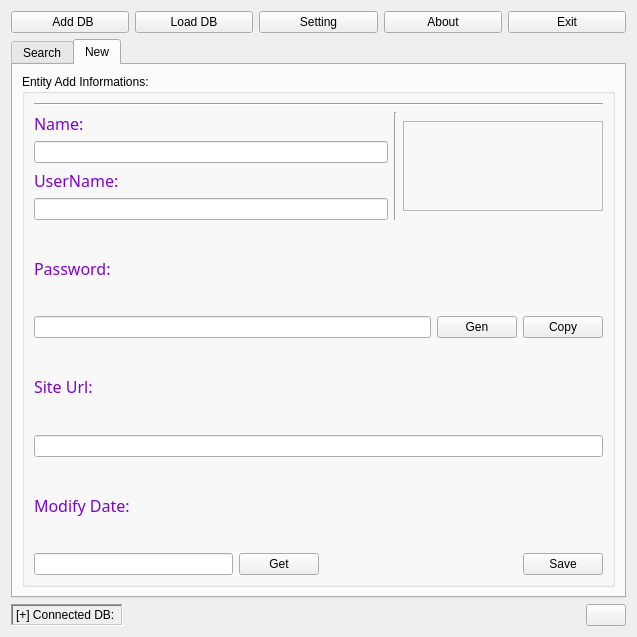
hrshadhin/TuxPass, file mainui.ui: the form before one commit.
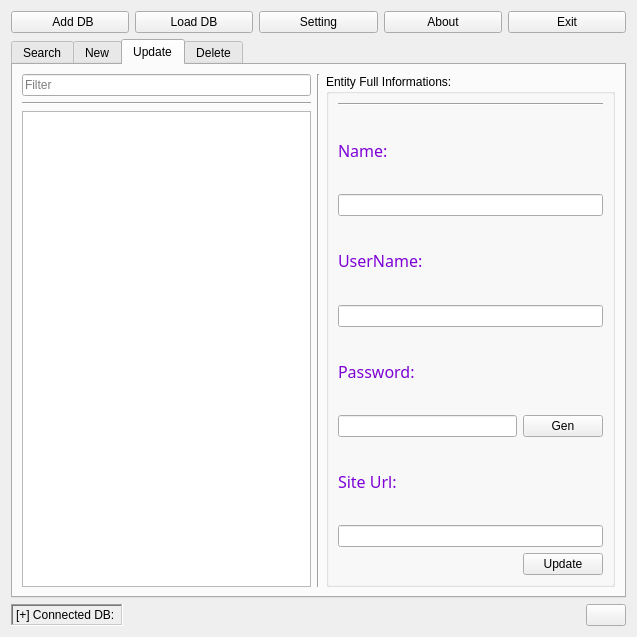
The form after the commit. The open tabs and pages were chosen to show the change. Icons and pictures are not drawn.

Commit message: update delete form add

The edit to the form file:
```diff
--- a/mainui.ui
+++ b/mainui.ui
@@ -649,50 +649,8 @@
               </item>
               <item>
                <layout class="QVBoxLayout" name="verticalLayout_6">
-                <item>
-                 <widget class="QLabel" name="label_17">
-                  <property name="font">
-                   <font>
-                    <family>Capture it</family>
-                    <pointsize>12</pointsize>
-                    <weight>50</weight>
-                    <bold>false</bold>
-                   </font>
-                  </property>
-                  <property name="styleSheet">
-                   <string notr="true">color: rgb(126, 2, 214);</string>
-                  </property>
-                  <property name="text">
-                   <string>Modify Date:</string>
-                  </property>
-                 </widget>
-                </item>
                 <item>
                  <layout class="QHBoxLayout" name="horizontalLayout_10">
-                  <item>
-                   <widget class="QLineEdit" name="lineEdit_date2">
-                    <property name="readOnly">
-                     <bool>true</bool>
-                    </property>
-                   </widget>
-                  </item>
-                  <item>
-                   <widget class="QPushButton" name="pushButton_12">
-                    <property name="text">
-                     <string>Get</string>
-                    </property>
-                    <property name="icon">
-                     <iconset resource="icons/rec.qrc">
-                      <normaloff>:/date.ico</normaloff>:/date.ico</iconset>
-                    </property>
-                    <property name="iconSize">
-                     <size>
-                      <width>25</width>
-                      <height>25</height>
-                     </size>
-                    </property>
-                   </widget>
-                  </item>
                   <item>
                    <spacer name="horizontalSpacer_3">
                     <property name="orientation">
@@ -732,6 +690,390 @@
            </item>
           </layout>
          </widget>
+         <widget class="QWidget" name="tab_3">
+          <attribute name="icon">
+           <iconset resource="icons/rec.qrc">
+            <normaloff>:/update.ico</normaloff>:/update.ico</iconset>
+          </attribute>
+          <attribute name="title">
+           <string>Update</string>
+          </attribute>
+          <layout class="QVBoxLayout" name="verticalLayout_30">
+           <item>
+            <layout class="QHBoxLayout" name="horizontalLayout_21">
+             <item>
+              <layout class="QVBoxLayout" name="verticalLayout_21">
+               <item>
+                <layout class="QHBoxLayout" name="horizontalLayout_20">
+                 <item>
+                  <widget class="QLineEdit" name="lineEdit_filter_update">
+                   <property name="placeholderText">
+                    <string>Filter</string>
+                   </property>
+                  </widget>
+                 </item>
+                </layout>
+               </item>
+               <item>
+                <widget class="Line" name="line_8">
+                 <property name="orientation">
+                  <enum>Qt::Horizontal</enum>
+                 </property>
+                </widget>
+               </item>
+               <item>
+                <widget class="QListWidget" name="listWidget_update">
+                 <property name="sortingEnabled">
+                  <bool>true</bool>
+                 </property>
+                </widget>
+               </item>
+              </layout>
+             </item>
+             <item>
+              <widget class="Line" name="line_10">
+               <property name="orientation">
+                <enum>Qt::Vertical</enum>
+               </property>
+              </widget>
+             </item>
+             <item>
+              <widget class="QGroupBox" name="groupBox_3">
+               <property name="styleSheet">
+                <string notr="true">border-color: 3px solid green;</string>
+               </property>
+               <property name="title">
+                <string>Entity Full Informations:</string>
+               </property>
+               <layout class="QVBoxLayout" name="verticalLayout_29">
+                <item>
+                 <widget class="Line" name="line_9">
+                  <property name="orientation">
+                   <enum>Qt::Horizontal</enum>
+                  </property>
+                 </widget>
+                </item>
+                <item>
+                 <layout class="QVBoxLayout" name="verticalLayout_24">
+                  <item>
+                   <widget class="QLabel" name="label_23">
+                    <property name="font">
+                     <font>
+                      <family>Capture it</family>
+                      <pointsize>12</pointsize>
+                      <weight>50</weight>
+                      <bold>false</bold>
+                     </font>
+                    </property>
+                    <property name="styleSheet">
+                     <string notr="true">color: rgb(126, 2, 214);</string>
+                    </property>
+                    <property name="text">
+                     <string>Name:</string>
+                    </property>
+                   </widget>
+                  </item>
+                  <item>
+                   <widget class="QLineEdit" name="lineEdit_nameUdate"/>
+                  </item>
+                 </layout>
+                </item>
+                <item>
+                 <layout class="QVBoxLayout" name="verticalLayout_25">
+                  <item>
+                   <widget class="QLabel" name="label_24">
+                    <property name="font">
+                     <font>
+                      <family>Capture it</family>
+                      <pointsize>12</pointsize>
+                      <weight>50</weight>
+                      <bold>false</bold>
+                     </font>
+                    </property>
+                    <property name="styleSheet">
+                     <string notr="true">color: rgb(126, 2, 214);</string>
+                    </property>
+                    <property name="text">
+                     <string>UserName:</string>
+                    </property>
+                   </widget>
+                  </item>
+                  <item>
+                   <layout class="QHBoxLayout" name="horizontalLayout_22">
+                    <item>
+                     <widget class="QLineEdit" name="lineEdit_unameUpdate"/>
+                    </item>
+                   </layout>
+                  </item>
+                 </layout>
+                </item>
+                <item>
+                 <layout class="QVBoxLayout" name="verticalLayout_27">
+                  <item>
+                   <widget class="QLabel" name="label_25">
+                    <property name="font">
+                     <font>
+                      <family>Capture it</family>
+                      <pointsize>12</pointsize>
+                      <weight>50</weight>
+                      <bold>false</bold>
+                     </font>
+                    </property>
+                    <property name="styleSheet">
+                     <string notr="true">color: rgb(126, 2, 214);</string>
+                    </property>
+                    <property name="text">
+                     <string>Password:</string>
+                    </property>
+                   </widget>
+                  </item>
+                  <item>
+                   <layout class="QHBoxLayout" name="horizontalLayout_23">
+                    <item>
+                     <widget class="QLineEdit" name="lineEdit_passUpdate">
+                      <property name="echoMode">
+                       <enum>QLineEdit::Password</enum>
+                      </property>
+                      <property name="readOnly">
+                       <bool>true</bool>
+                      </property>
+                     </widget>
+                    </item>
+                    <item>
+                     <widget class="QPushButton" name="btnGenUpdate">
+                      <property name="text">
+                       <string>Gen</string>
+                      </property>
+                      <property name="icon">
+                       <iconset resource="icons/rec.qrc">
+                        <normaloff>:/gen.ico</normaloff>:/gen.ico</iconset>
+                      </property>
+                     </widget>
+                    </item>
+                   </layout>
+                  </item>
+                 </layout>
+                </item>
+                <item>
+                 <layout class="QVBoxLayout" name="verticalLayout_28">
+                  <item>
+                   <widget class="QLabel" name="label_26">
+                    <property name="font">
+                     <font>
+                      <family>Capture it</family>
+                      <pointsize>12</pointsize>
+                      <weight>50</weight>
+                      <bold>false</bold>
+                     </font>
+                    </property>
+                    <property name="styleSheet">
+                     <string notr="true">color: rgb(126, 2, 214);</string>
+                    </property>
+                    <property name="text">
+                     <string>Site Url:</string>
+                    </property>
+                   </widget>
+                  </item>
+                  <item>
+                   <layout class="QHBoxLayout" name="horizontalLayout_24">
+                    <item>
+                     <widget class="QLineEdit" name="lineEdit_urlUpdate"/>
+                    </item>
+                   </layout>
+                  </item>
+                 </layout>
+                </item>
+                <item>
+                 <layout class="QVBoxLayout" name="verticalLayout_23">
+                  <item>
+                   <layout class="QHBoxLayout" name="horizontalLayout_26">
+                    <item>
+                     <spacer name="horizontalSpacer_2">
+                      <property name="orientation">
+                       <enum>Qt::Horizontal</enum>
+                      </property>
+                      <property name="sizeHint" stdset="0">
+                       <size>
+                        <width>40</width>
+                        <height>20</height>
+                       </size>
+                      </property>
+                     </spacer>
+                    </item>
+                    <item>
+                     <widget class="QPushButton" name="btnUpdate">
+                      <property name="text">
+                       <string>Update</string>
+                      </property>
+                      <property name="icon">
+                       <iconset resource="icons/rec.qrc">
+                        <normaloff>:/update.ico</normaloff>:/update.ico</iconset>
+                      </property>
+                      <property name="iconSize">
+                       <size>
+                        <width>32</width>
+                        <height>32</height>
+                       </size>
+                      </property>
+                     </widget>
+                    </item>
+                   </layout>
+                  </item>
+                 </layout>
+                </item>
+               </layout>
+              </widget>
+             </item>
+            </layout>
+           </item>
+          </layout>
+         </widget>
+         <widget class="QWidget" name="tab_4">
+          <attribute name="icon">
+           <iconset resource="icons/rec.qrc">
+            <normaloff>:/delete.ico</normaloff>:/delete.ico</iconset>
+          </attribute>
+          <attribute name="title">
+           <string>Delete</string>
+          </attribute>
+          <layout class="QVBoxLayout" name="verticalLayout_35">
+           <item>
+            <layout class="QHBoxLayout" name="horizontalLayout_31">
+             <item>
+              <layout class="QVBoxLayout" name="verticalLayout_32">
+               <item>
+                <layout class="QHBoxLayout" name="horizontalLayout_27">
+                 <item>
+                  <widget class="QLineEdit" name="lineEdit_filter_delete">
+                   <property name="placeholderText">
+                    <string>Filter</string>
+                   </property>
+                  </widget>
+                 </item>
+                </layout>
+               </item>
+               <item>
+                <widget class="Line" name="line_11">
+                 <property name="orientation">
+                  <enum>Qt::Horizontal</enum>
+                 </property>
+                </widget>
+               </item>
+               <item>
+                <widget class="QListWidget" name="listWidget_delete">
+                 <property name="sortingEnabled">
+                  <bool>true</bool>
+                 </property>
+                </widget>
+               </item>
+              </layout>
+             </item>
+             <item>
+              <widget class="QFrame" name="frame_2">
+               <property name="frameShape">
+                <enum>QFrame::WinPanel</enum>
+               </property>
+               <property name="frameShadow">
+                <enum>QFrame::Raised</enum>
+               </property>
+               <layout class="QVBoxLayout" name="verticalLayout_34">
+                <item>
+                 <layout class="QVBoxLayout" name="verticalLayout_33">
+                  <item>
+                   <widget class="QLabel" name="label">
+                    <property name="font">
+                     <font>
+                      <family>Capture it</family>
+                      <pointsize>20</pointsize>
+                     </font>
+                    </property>
+                    <property name="styleSheet">
+                     <string notr="true">color: rgb(85, 0, 255);</string>
+                    </property>
+                    <property name="text">
+                     <string>Deletable Entity Info</string>
+                    </property>
+                   </widget>
+                  </item>
+                  <item>
+                   <layout class="QHBoxLayout" name="horizontalLayout_29">
+                    <item>
+                     <widget class="QLabel" name="label_2">
+                      <property name="text">
+                       <string>DB Name:</string>
+                      </property>
+                     </widget>
+                    </item>
+                    <item>
+                     <widget class="QLabel" name="label_dbnameDel">
+                      <property name="text">
+                       <string>N/A</string>
+                      </property>
+                     </widget>
+                    </item>
+                   </layout>
+                  </item>
+                  <item>
+                   <layout class="QHBoxLayout" name="horizontalLayout_28">
+                    <item>
+                     <widget class="QLabel" name="label_3">
+                      <property name="text">
+                       <string>Entity Name:</string>
+                      </property>
+                     </widget>
+                    </item>
+                    <item>
+                     <widget class="QLabel" name="label_entyNameDel">
+                      <property name="text">
+                       <string>N/A</string>
+                      </property>
+                     </widget>
+                    </item>
+                   </layout>
+                  </item>
+                  <item>
+                   <layout class="QHBoxLayout" name="horizontalLayout_30">
+                    <item>
+                     <spacer name="horizontalSpacer_4">
+                      <property name="orientation">
+                       <enum>Qt::Horizontal</enum>
+                      </property>
+                      <property name="sizeHint" stdset="0">
+                       <size>
+                        <width>98</width>
+                        <height>20</height>
+                       </size>
+                      </property>
+                     </spacer>
+                    </item>
+                    <item>
+                     <widget class="QPushButton" name="pushButton_20">
+                      <property name="text">
+                       <string>Delete</string>
+                      </property>
+                      <property name="icon">
+                       <iconset resource="icons/rec.qrc">
+                        <normaloff>:/remove.ico</normaloff>:/remove.ico</iconset>
+                      </property>
+                      <property name="iconSize">
+                       <size>
+                        <width>48</width>
+                        <height>48</height>
+                       </size>
+                      </property>
+                     </widget>
+                    </item>
+                   </layout>
+                  </item>
+                 </layout>
+                </item>
+               </layout>
+              </widget>
+             </item>
+            </layout>
+           </item>
+          </layout>
+         </widget>
         </widget>
        </item>
       </layout>
```
Left out of the diff: 22 changed lines with no effect on the pictures. The commit also changes 7 other files.
